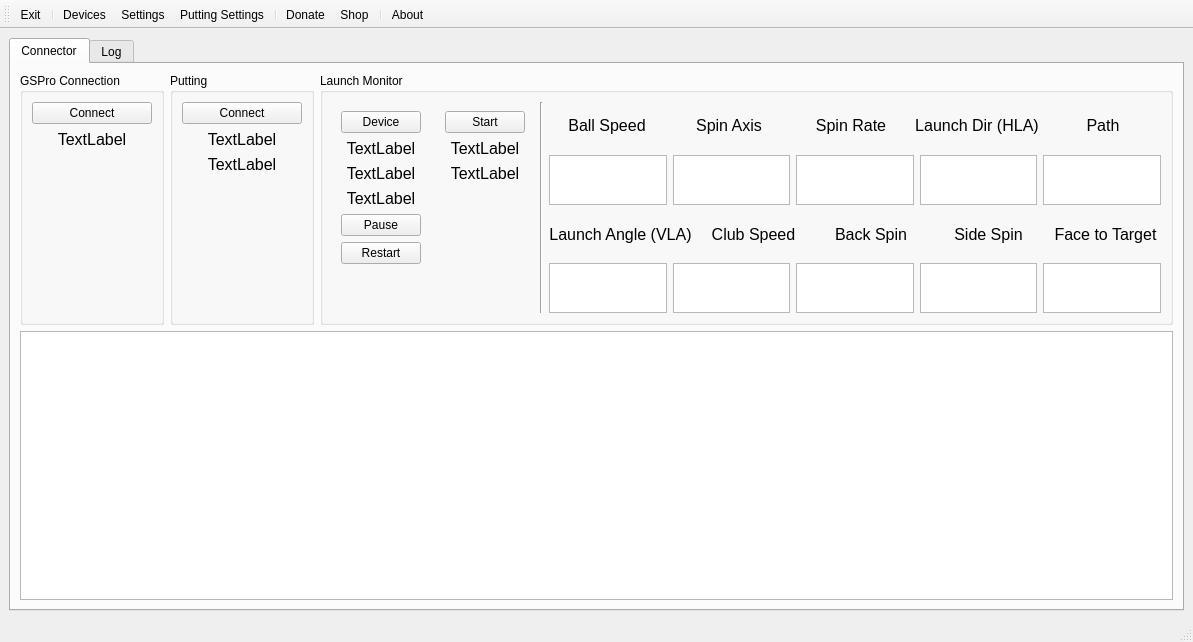
Qt form src/MainWindow.ui (springbok/MLM2PRO-GSPro-Connector) before a commit.
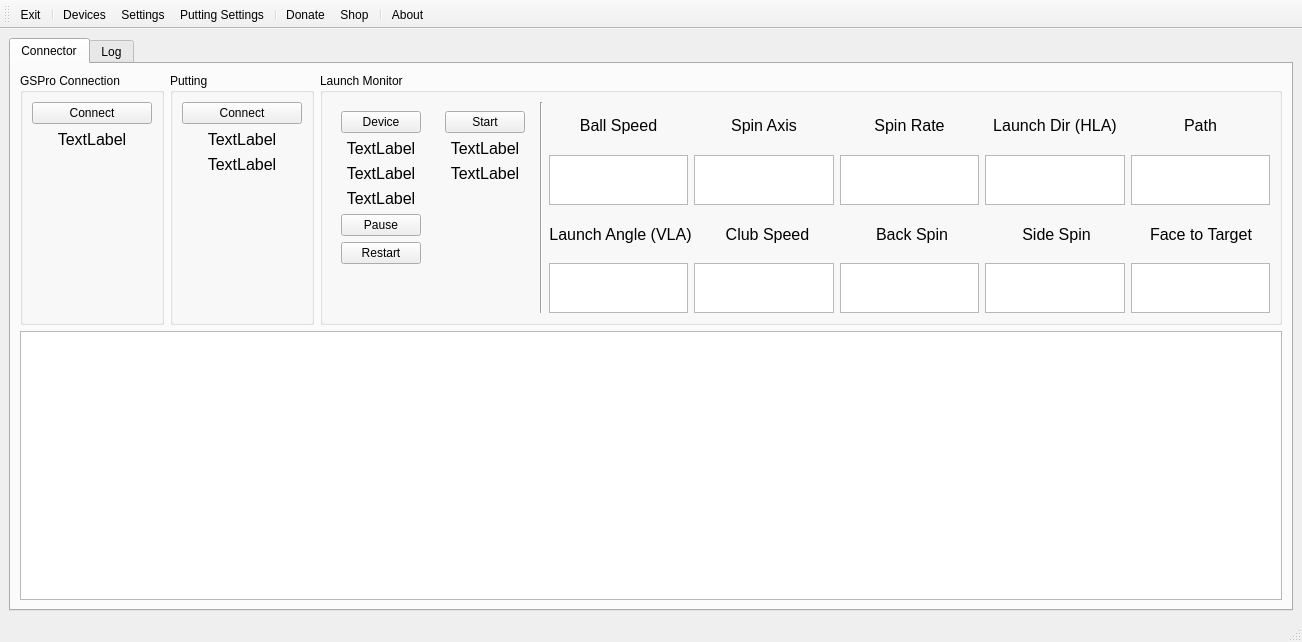
The same form after that commit. Icons and pictures are not drawn.

```diff
--- a/src/MainWindow.ui
+++ b/src/MainWindow.ui
@@ -6,7 +6,7 @@
    <rect>
     <x>0</x>
     <y>0</y>
-    <width>1193</width>
+    <width>1302</width>
     <height>642</height>
    </rect>
   </property>
```
